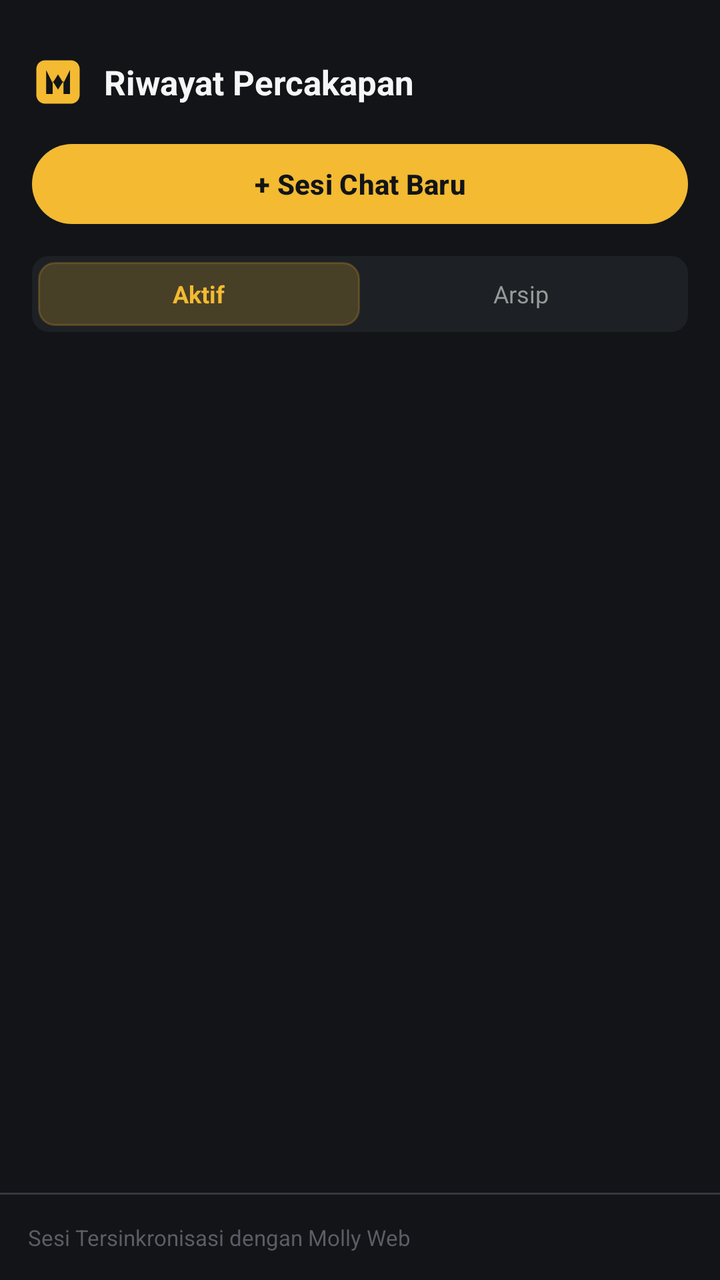
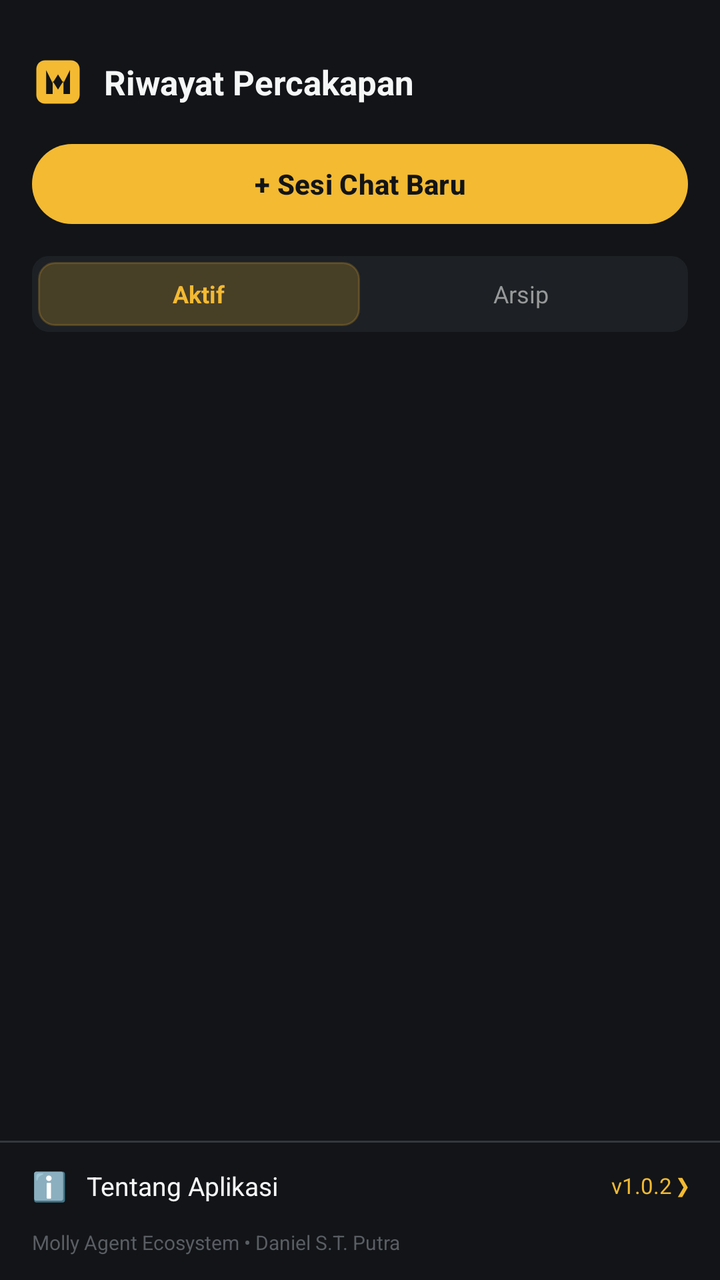

Before-and-after screenshots of an Android layout around one commit, followed by the original layout XML and the change that was made.
<!-- AndroidManifest.xml: application theme Theme.MollyAgent -->
<!-- res/layout/layout_session_drawer.xml -->
<?xml version="1.0" encoding="utf-8"?>
<LinearLayout xmlns:android="http://schemas.android.com/apk/res/android"
    xmlns:app="http://schemas.android.com/apk/res-auto"
    android:layout_width="300dp"
    android:layout_height="match_parent"
    android:layout_gravity="start"
    android:background="@color/bg_dark"
    android:clickable="true"
    android:focusable="true"
    android:orientation="vertical"
    android:paddingTop="28dp">

    
    <LinearLayout
        android:layout_width="match_parent"
        android:layout_height="wrap_content"
        android:gravity="center_vertical"
        android:orientation="horizontal"
        android:paddingHorizontal="16dp"
        android:paddingBottom="14dp">

        <ImageView
            android:layout_width="26dp"
            android:layout_height="26dp"
            android:contentDescription="Molly"
            android:src="@drawable/ic_molly_logo" />

        <TextView
            android:layout_width="0dp"
            android:layout_height="wrap_content"
            android:layout_marginStart="10dp"
            android:layout_weight="1"
            android:text="Riwayat Percakapan"
            android:textColor="@color/text_white"
            android:textSize="17sp"
            android:textStyle="bold" />
    </LinearLayout>

    
    <com.google.android.material.button.MaterialButton
        android:id="@+id/btnDrawerNewSession"
        android:layout_width="match_parent"
        android:layout_height="48dp"
        android:layout_marginHorizontal="16dp"
        android:layout_marginBottom="12dp"
        android:text="+ Sesi Chat Baru"
        android:textColor="#121417"
        android:textSize="14sp"
        android:textStyle="bold"
        app:backgroundTint="@color/primary_gold"
        app:cornerRadius="24dp" />

    
    <LinearLayout
        android:layout_width="match_parent"
        android:layout_height="wrap_content"
        android:layout_marginHorizontal="16dp"
        android:layout_marginBottom="10dp"
        android:background="@drawable/bg_action_pill"
        android:backgroundTint="@color/card_dark"
        android:orientation="horizontal"
        android:padding="3dp">

        <TextView
            android:id="@+id/tabActiveSessions"
            android:layout_width="0dp"
            android:layout_height="32dp"
            android:layout_weight="1"
            android:background="@drawable/bg_action_pill"
            android:backgroundTint="#33F3BA32"
            android:gravity="center"
            android:text="Aktif"
            android:textColor="@color/primary_gold"
            android:textSize="12sp"
            android:textStyle="bold" />

        <TextView
            android:id="@+id/tabArchivedSessions"
            android:layout_width="0dp"
            android:layout_height="32dp"
            android:layout_weight="1"
            android:background="@android:color/transparent"
            android:gravity="center"
            android:text="Arsip"
            android:textColor="@color/text_muted"
            android:textSize="12sp" />
    </LinearLayout>

    
    <androidx.recyclerview.widget.RecyclerView
        android:id="@+id/rvDrawerSessions"
        android:layout_width="match_parent"
        android:layout_height="0dp"
        android:layout_weight="1"
        android:clipToPadding="false"
        android:paddingVertical="4dp" />

    
    <TextView
        android:id="@+id/tvEmptySessions"
        android:layout_width="match_parent"
        android:layout_height="wrap_content"
        android:layout_marginTop="32dp"
        android:gravity="center"
        android:text="Belum ada sesi percakapan"
        android:textColor="@color/text_muted"
        android:textSize="13sp"
        android:visibility="gone" />

    
    <View
        android:layout_width="match_parent"
        android:layout_height="1dp"
        android:background="@color/border_dark" />

    <TextView
        android:id="@+id/tvDrawerFooter"
        android:layout_width="match_parent"
        android:layout_height="wrap_content"
        android:padding="14dp"
        android:text="Sesi Tersinkronisasi dengan Molly Web"
        android:textColor="#5A5E64"
        android:textSize="11sp" />

</LinearLayout>
<!-- resources referenced by this layout -->
<resources>
  <color name="bg_dark">#121417</color>
  <color name="border_dark">#34383D</color>
  <color name="card_dark">#1D2024</color>
  <color name="primary_gold">#F3BA32</color>
  <color name="text_muted">#979999</color>
  <color name="text_white">#F5F7F7</color>
  <!-- drawable bg_action_pill (drawable) -->
  <?xml version="1.0" encoding="utf-8"?>
  <shape xmlns:android="http://schemas.android.com/apk/res/android"
      android:shape="rectangle">
      <solid android:color="#242830" />
      <stroke
          android:width="1dp"
          android:color="#363C48" />
      <corners android:radius="8dp" />
      <padding
          android:bottom="5dp"
          android:left="9dp"
          android:right="9dp"
          android:top="5dp" />
  </shape>
  <!-- drawable ic_molly_logo (drawable) -->
  <vector xmlns:android="http://schemas.android.com/apk/res/android"
      android:width="96dp"
      android:height="96dp"
      android:viewportWidth="96"
      android:viewportHeight="96">
      
      <path
          android:fillColor="#F3BA32"
          android:pathData="M24,8 L72,8 C80.8,8 88,15.2 88,24 L88,72 C88,80.8 80.8,88 72,88 L24,88 C15.2,88 8,80.8 8,72 L8,24 C8,15.2 15.2,8 24,8 Z" />
      
      <path
          android:fillColor="#121417"
          android:pathData="M26,70 L26,26 L38,50 L48,34 L58,50 L70,26 L70,70 L58,70 L58,46 L48,62 L38,46 L38,70 Z" />
  </vector>
  <style name="Theme.MollyAgent" parent="Theme.Material3.Dark.NoActionBar">
          <item name="colorPrimary">@color/primary_gold</item>
          <item name="colorPrimaryDark">@color/primary_gold_dark</item>
          <item name="colorSecondary">@color/primary_gold</item>
          <item name="android:windowBackground">@color/bg_dark</item>
          <item name="android:statusBarColor">@color/bg_dark</item>
          <item name="android:navigationBarColor">@color/bg_dark</item>
      </style>
  <color name="primary_gold_dark">#E2AB28</color>
</resources>

<!-- the commit's change to res/layout/layout_session_drawer.xml (unified diff, before → after) -->
@@ -113,13 +113,50 @@
         android:layout_height="1dp"
         android:background="@color/border_dark" />
 
+    
+    <LinearLayout
+        android:id="@+id/btnDrawerAbout"
+        android:layout_width="match_parent"
+        android:layout_height="wrap_content"
+        android:background="?selectableItemBackground"
+        android:clickable="true"
+        android:focusable="true"
+        android:gravity="center_vertical"
+        android:orientation="horizontal"
+        android:paddingHorizontal="16dp"
+        android:paddingVertical="12dp">
+
+        <TextView
+            android:layout_width="wrap_content"
+            android:layout_height="wrap_content"
+            android:text="ℹ️"
+            android:textSize="14sp" />
+
+        <TextView
+            android:layout_width="0dp"
+            android:layout_height="wrap_content"
+            android:layout_marginStart="10dp"
+            android:layout_weight="1"
+            android:text="Tentang Aplikasi"
+            android:textColor="@color/text_white"
+            android:textSize="13sp" />
+
+        <TextView
+            android:layout_width="wrap_content"
+            android:layout_height="wrap_content"
+            android:text="v1.0.2 ❯"
+            android:textColor="@color/primary_gold"
+            android:textSize="11sp" />
+    </LinearLayout>
+
     <TextView
         android:id="@+id/tvDrawerFooter"
         android:layout_width="match_parent"
         android:layout_height="wrap_content"
-        android:padding="14dp"
-        android:text="Sesi Tersinkronisasi dengan Molly Web"
+        android:paddingHorizontal="16dp"
+        android:paddingBottom="12dp"
+        android:text="Molly Agent Ecosystem • Daniel S.T. Putra"
         android:textColor="#5A5E64"
-        android:textSize="11sp" />
+        android:textSize="10sp" />
 
 </LinearLayout>
